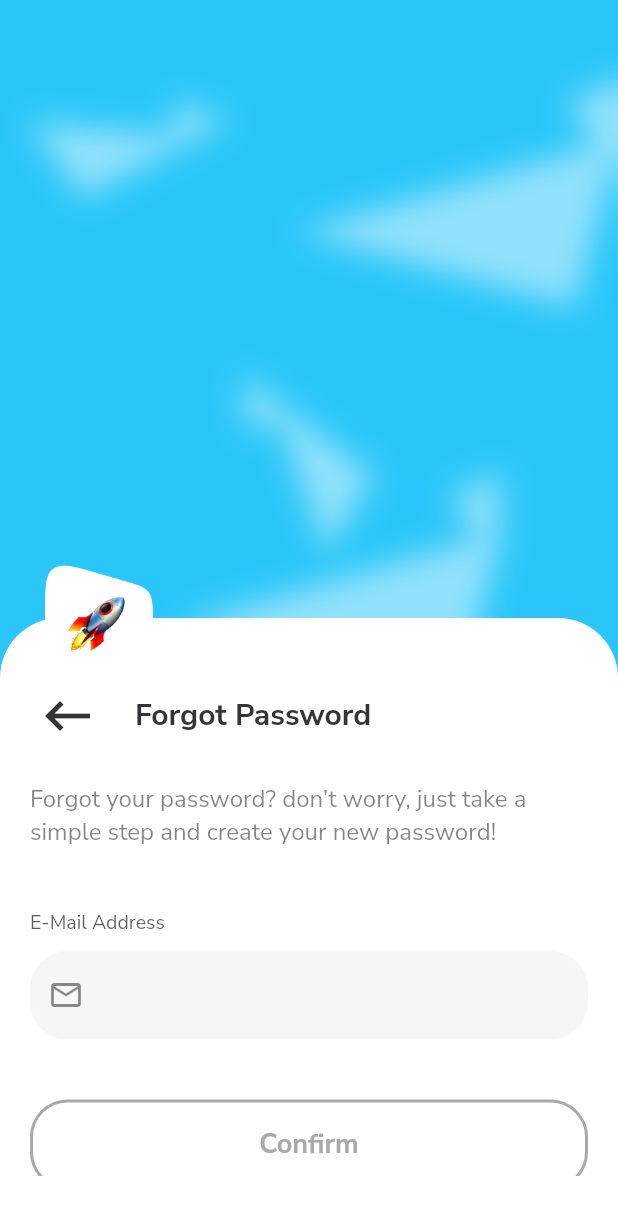
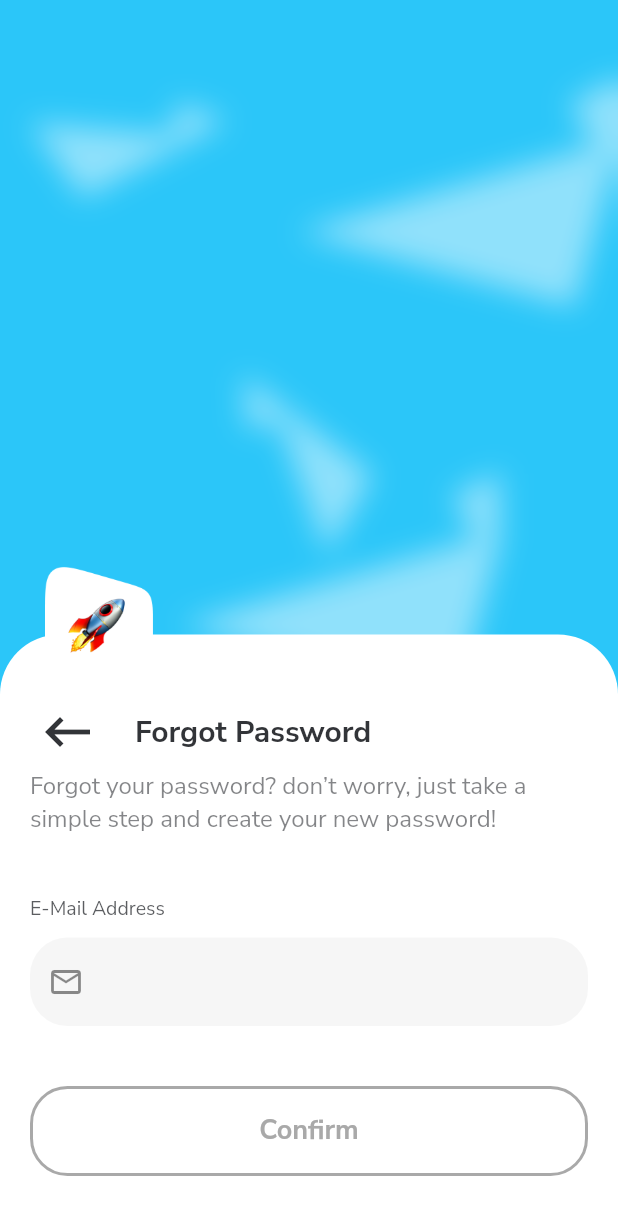
Before and after one commit to abbos2101/quiz_app, a Flutter app: the ForgotScreen screen opened directly, on a phone screen of 412 x 824 dp. Shown: the top 1215 px of the screen. Run offline on Flutter 3.47's test engine with Material 2 defaults, Android fonts, the phone set to English and light mode, and no system bars; our stand-ins replace bloc, flutter_bloc, flutter_svg, get_it, google_fonts, hive and 2 more; accounts and stored records are empty.

Commit message:
fix:(forgot password) ui sizing

```diff
--- a/lib/screen/forgot_password/forgot_screen.dart
+++ b/lib/screen/forgot_password/forgot_screen.dart
@@ -39,6 +39,7 @@ class _ForgotScreenState extends State<ForgotScreen> {
     return Scaffold(
       backgroundColor: MyColors.primaryColor,
       body: WBackground(
+        alignment: Alignment.bottomCenter,
         visible: true,
         child: BlocBuilder<ForgotBloc, ForgotState>(
           builder: (context, state) {
--- a/lib/screen/forgot_password/widget/w_initial.dart
+++ b/lib/screen/forgot_password/widget/w_initial.dart
@@ -11,16 +11,13 @@ class WInitial extends StatelessWidget {
 
   @override
   Widget build(BuildContext context) {
-    return SizedBox(
-      width: double.infinity,
-      height: double.infinity,
-      child: Stack(
+    return Column(
+      mainAxisAlignment: MainAxisAlignment.end,
       children: [
-          Column(
+        Stack(
+          overflow: Overflow.visible,
           children: [
-              Expanded(child: SizedBox()),
-              Expanded(
-                child: Container(
+            Container(
               padding: EdgeInsets.only(
                 left: 20,
                 right: 20,
@@ -55,13 +52,9 @@ class WInitial extends StatelessWidget {
                       ),
                     ],
                   ),
-                      Expanded(
-                        child: SingleChildScrollView(
-                          physics: BouncingScrollPhysics(),
-                          child: Column(
+                  Column(
                     crossAxisAlignment: CrossAxisAlignment.start,
                     children: [
-                              SizedBox(height: 20),
                       Text(
                         "Forgot your password? don’t worry, just take a simple step and create your new password!",
                         style: MyTextStyle.regular.copyWith(
@@ -106,29 +99,24 @@ class WInitial extends StatelessWidget {
                                 : MyColors.grey,
                           ),
                         ),
-                                onPressed: controller.text.isNotEmpty
-                                    ? onPressed
-                                    : null,
+                        onPressed:
+                            controller.text.isNotEmpty ? onPressed : null,
+                      ),
+                    ],
                   ),
                 ],
               ),
             ),
-                      ),
-                    ],
-                  ),
+            Positioned(
+              top: -50,
+              left: 30,
+              child: Container(
+                child: Image.asset("assets/img/img_setup.png", height: 80),
               ),
             ),
           ],
         ),
-          Container(
-            width: double.infinity,
-            height: double.infinity,
-            alignment: Alignment.centerLeft,
-            padding: EdgeInsets.only(left: 30),
-            child: Image.asset("assets/img/img_setup.png", height: 80),
-          ),
       ],
-      ),
     );
   }
 }
--- a/pubspec.yaml
+++ b/pubspec.yaml
@@ -4,7 +4,7 @@ publish_to: 'none' # Remove this line if you wish to publish to pub.dev
 version: 0.3.0
 
 environment:
-  sdk: ">=2.12.3 <3.0.0"
+  sdk: ">=2.12.2 <3.0.0"
 
 dependencies:
   flutter:
```
Also changed, not shown: pubspec.lock, 3 other files. Lines whose indentation alone changed are shown as unchanged.
